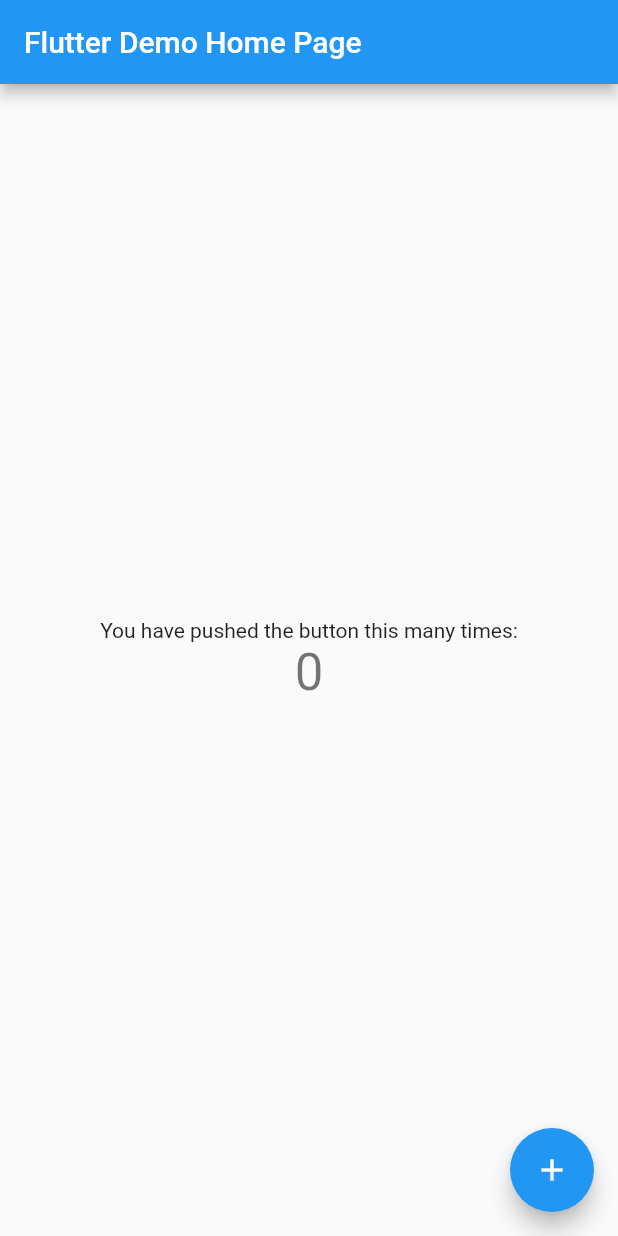
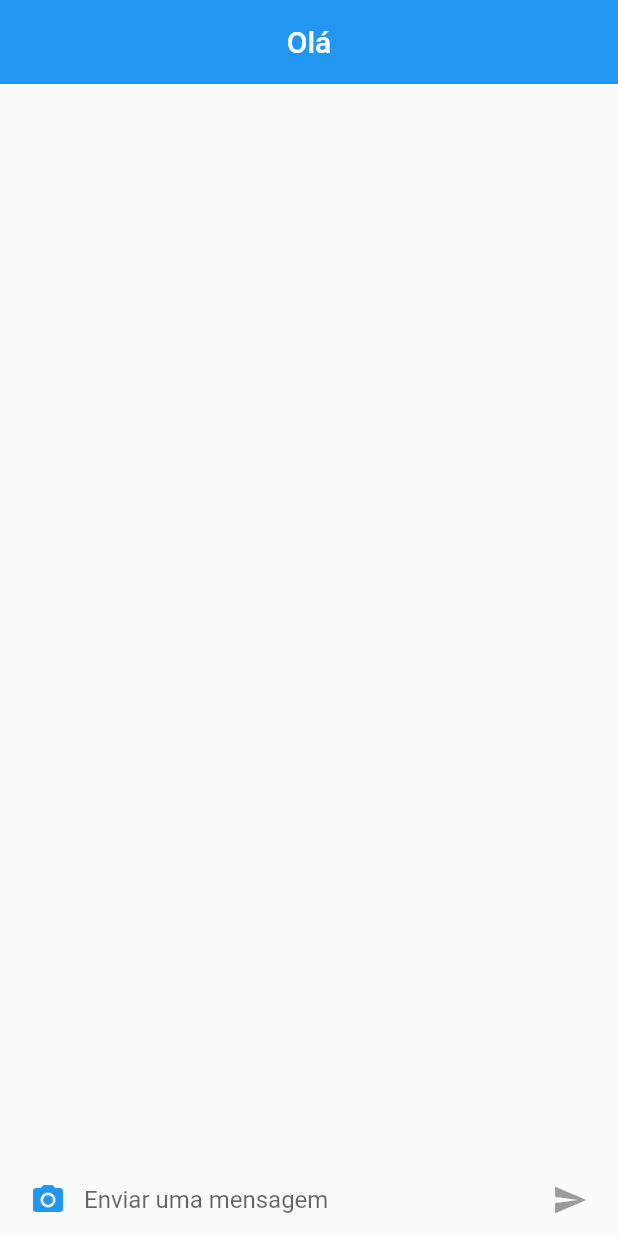
Before and after one commit to IIDixon/Chat-App, a Flutter app: the screen it shows after launch, on a phone screen of 412 x 824 dp. Run offline on Flutter 3.47's test engine with Material 2 defaults, Android fonts, the phone set to English and light mode, and no system bars; our stand-ins replace cloud_firestore, firebase_auth, firebase_core, firebase_storage, google_sign_in, image_picker; accounts and stored records are empty.

Commit message:
first commit

```diff
--- /dev/null
+++ b/lib/chat_screen.dart
@@ -0,0 +1,80 @@
+import 'dart:io';
+import 'package:chat/text_composer.dart';
+import 'package:cloud_firestore/cloud_firestore.dart';
+import 'package:firebase_auth/firebase_auth.dart';
+import 'package:firebase_core/firebase_core.dart';
+import 'package:flutter/material.dart';
+import 'package:firebase_storage/firebase_storage.dart'as firebase_storage;
+import 'package:google_sign_in/google_sign_in.dart';
+
+class ChatScreen extends StatefulWidget {
+  const ChatScreen({Key? key}) : super(key: key);
+
+  @override
+  State<ChatScreen> createState() => _ChatScreenState();
+}
+
+class _ChatScreenState extends State<ChatScreen> {
+  void sendMessage({String? text, File? imgFile}) async{
+    Map<String, dynamic> data = {};
+
+    if(imgFile != null){
+      firebase_storage.UploadTask task = firebase_storage.FirebaseStorage.instance
+          .ref()
+          .child("Pasta do chat")
+          .child(DateTime.now().millisecondsSinceEpoch.toString())
+          .putFile(imgFile);
+
+      firebase_storage.TaskSnapshot taskSnapshot = await task;
+      String url = await taskSnapshot.ref.getDownloadURL();
+      data['imgUrl'] = url;
+    }
+
+    if(text != null) data['Texto'] = text;
+
+    FirebaseFirestore.instance.collection("chat_online").add(data);
+  }
+
+    @override
+  Widget build(BuildContext context) {
+    return Scaffold(
+      appBar: AppBar(
+        centerTitle: true,
+        title: const Text('Olá'),
+        elevation: 0,
+      ),
+      body: Column(
+          children: [
+            Expanded(
+                child: StreamBuilder<QuerySnapshot>(
+                  stream: FirebaseFirestore.instance.collection('messages').snapshots(),
+                  builder: (context, snapshot){
+                    switch(snapshot.connectionState){
+                      case ConnectionState.none:
+                      case ConnectionState.waiting:
+                        return const Center(
+                          child: CircularProgressIndicator(),
+                        );
+                      default:
+                        List<DocumentSnapshot> documents = snapshot.data!.docs.reversed.toList();
+                        return ListView.builder(
+                          itemCount: documents.length,
+                          reverse: true,
+                          itemBuilder: (context, index){
+                            return ListTile(
+                              title: Text(documents[index].get('text')),
+                            );
+                          },
+                        );
+                    }
+                  },
+                ),
+            ),
+            TextComposer(sendMessage),
+          ]
+      ),
+    );
+  }
+
+
+}
--- a/lib/main.dart
+++ b/lib/main.dart
@@ -1,124 +1,27 @@
+import 'package:chat/chat_screen.dart';
 import 'package:firebase_core/firebase_core.dart';
 import 'package:flutter/material.dart';
 import 'package:cloud_firestore/cloud_firestore.dart';
 
-void main() async {
+void main() async{
+  WidgetsFlutterBinding.ensureInitialized();
   runApp(const MyApp());
-  try {
-    await Firebase.initializeApp();
-  } on Exception catch (e) {
-    // TODO
-    print("Erro ao estabelecer conexão com o servidor\n $e");
-  }
-  FirebaseFirestore.instance.collection("col").doc("doc").set({"text" : "nathan"});
+  await Firebase.initializeApp();
 }
 
 class MyApp extends StatelessWidget {
   const MyApp({Key? key}) : super(key: key);
 
-  // This widget is the root of your application.
   @override
   Widget build(BuildContext context) {
     return MaterialApp(
+      debugShowCheckedModeBanner: false,
       title: 'Flutter Demo',
       theme: ThemeData(
-        // This is the theme of your application.
-        //
-        // Try running your application with "flutter run". You'll see the
-        // application has a blue toolbar. Then, without quitting the app, try
-        // changing the primarySwatch below to Colors.green and then invoke
-        // "hot reload" (press "r" in the console where you ran "flutter run",
-        // or simply save your changes to "hot reload" in a Flutter IDE).
-        // Notice that the counter didn't reset back to zero; the application
-        // is not restarted.
         primarySwatch: Colors.blue,
+        iconTheme: const IconThemeData(color: Colors.blue)
       ),
-      home: const MyHomePage(title: 'Flutter Demo Home Page'),
+      home: const ChatScreen(),
     );
   }
 }
-
-class MyHomePage extends StatefulWidget {
-  const MyHomePage({Key? key, required this.title}) : super(key: key);
-
-  // This widget is the home page of your application. It is stateful, meaning
-  // that it has a State object (defined below) that contains fields that affect
-  // how it looks.
-
-  // This class is the configuration for the state. It holds the values (in this
-  // case the title) provided by the parent (in this case the App widget) and
-  // used by the build method of the State. Fields in a Widget subclass are
-  // always marked "final".
-
-  final String title;
-
-  @override
-  State<MyHomePage> createState() => _MyHomePageState();
-}
-
-class _MyHomePageState extends State<MyHomePage> {
-  int _counter = 0;
-
-  void _incrementCounter() {
-    setState(() {
-      // This call to setState tells the Flutter framework that something has
-      // changed in this State, which causes it to rerun the build method below
-      // so that the display can reflect the updated values. If we changed
-      // _counter without calling setState(), then the build method would not be
-      // called again, and so nothing would appear to happen.
-      _counter++;
-    });
-  }
-
-  @override
-  Widget build(BuildContext context) {
-    // This method is rerun every time setState is called, for instance as done
-    // by the _incrementCounter method above.
-    //
-    // The Flutter framework has been optimized to make rerunning build methods
-    // fast, so that you can just rebuild anything that needs updating rather
-    // than having to individually change instances of widgets.
-    return Scaffold(
-      appBar: AppBar(
-        // Here we take the value from the MyHomePage object that was created by
-        // the App.build method, and use it to set our appbar title.
-        title: Text(widget.title),
-      ),
-      body: Center(
-        // Center is a layout widget. It takes a single child and positions it
-        // in the middle of the parent.
-        child: Column(
-          // Column is also a layout widget. It takes a list of children and
-          // arranges them vertically. By default, it sizes itself to fit its
-          // children horizontally, and tries to be as tall as its parent.
-          //
-          // Invoke "debug painting" (press "p" in the console, choose the
-          // "Toggle Debug Paint" action from the Flutter Inspector in Android
-          // Studio, or the "Toggle Debug Paint" command in Visual Studio Code)
-          // to see the wireframe for each widget.
-          //
-          // Column has various properties to control how it sizes itself and
-          // how it positions its children. Here we use mainAxisAlignment to
-          // center the children vertically; the main axis here is the vertical
-          // axis because Columns are vertical (the cross axis would be
-          // horizontal).
-          mainAxisAlignment: MainAxisAlignment.center,
-          children: <Widget>[
-            const Text(
-              'You have pushed the button this many times:',
-            ),
-            Text(
-              '$_counter',
-              style: Theme.of(context).textTheme.headline4,
-            ),
-          ],
-        ),
-      ),
-      floatingActionButton: FloatingActionButton(
-        onPressed: _incrementCounter,
-        tooltip: 'Increment',
-        child: const Icon(Icons.add),
-      ), // This trailing comma makes auto-formatting nicer for build methods.
-    );
-  }
-}
--- /dev/null
+++ b/lib/text_composer.dart
@@ -0,0 +1,69 @@
+import 'dart:io';
+
+import 'package:flutter/material.dart';
+import 'package:image_picker/image_picker.dart';
+
+class TextComposer extends StatefulWidget {
+
+  const TextComposer(this.sendMessage, {Key? key}) : super(key: key);
+  final Function ({String? text, File? imgFile}) sendMessage;
+
+  @override
+  State<TextComposer> createState() => _TextComposerState();
+}
+
+class _TextComposerState extends State<TextComposer> {
+
+  bool isComposing = false;
+  final controller = TextEditingController();
+  final picker = ImagePicker();
+
+  void reset(){
+    controller.clear();
+    setState(() {
+      isComposing = false;
+    });
+  }
+
+  @override
+  Widget build(BuildContext context) {
+    return Container(
+      margin: const EdgeInsets.symmetric(horizontal: 8),
+      child: Row(
+        children: [
+          IconButton(
+              onPressed: () async{
+                XFile? img = await picker.pickImage(source: ImageSource.camera);
+                if(img == null) return;
+                widget.sendMessage(imgFile: File(img.path));
+              },
+              icon: const Icon(Icons.photo_camera),
+          ),
+          Expanded(
+            child: TextField(
+              controller: controller,
+              keyboardType: TextInputType.text,
+              decoration: const InputDecoration.collapsed(hintText: 'Enviar uma mensagem'),
+              onChanged: (text){
+                setState(() {
+                  isComposing = text.isNotEmpty;
+                });
+              },
+              onSubmitted: (text){
+                widget.sendMessage(text : text);
+                reset();
+              },
+            ),
+          ),
+          IconButton(
+              onPressed: isComposing ? (){
+                widget.sendMessage(text: controller.text);
+                reset();
+              } : null,
+              icon: const Icon(Icons.send),
+          ),
+        ],
+      ),
+    );
+  }
+}
```
